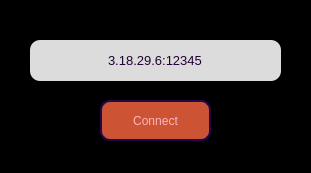
Old version of the form login.ui in the repository hoangks5/socket-client.
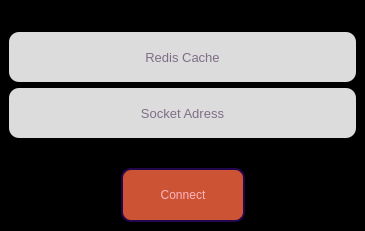
New version of the form. Icons and pictures are not drawn.

Diff of the .ui file:
```diff
--- a/login.ui
+++ b/login.ui
@@ -6,8 +6,8 @@
    <rect>
     <x>0</x>
     <y>0</y>
-    <width>311</width>
-    <height>173</height>
+    <width>365</width>
+    <height>231</height>
    </rect>
   </property>
   <property name="windowTitle">
@@ -20,6 +20,7 @@
   <property name="styleSheet">
    <string notr="true">QWidget{
 background-color: rgb(0, 0, 0);
+color: rgb(204, 83, 51)
 }
 QMessageBox{
 background-color: rgb(255, 255, 255,0);
@@ -30,7 +31,7 @@
 border: 2px solid #23074d;
 background-color: #cc5333;
 color:#FFB6C1;
-height: 40px;
+height: 50px;
 width: 120px;
 }
 
@@ -46,50 +47,119 @@
 background-color: rgb(220, 220, 220);
 border-radius: 10px;
 	color: rgb(34, 0, 52);
+height: 50px;
 }
 </string>
   </property>
   <widget class="QWidget" name="centralwidget">
-   <widget class="QPushButton" name="pushButton">
-    <property name="geometry">
-     <rect>
-      <x>100</x>
-      <y>100</y>
-      <width>111</width>
-      <height>41</height>
-     </rect>
-    </property>
-    <property name="cursor">
-     <cursorShape>PointingHandCursor</cursorShape>
-    </property>
-    <property name="text">
-     <string>Connect</string>
-    </property>
-   </widget>
-   <widget class="QLineEdit" name="lineEdit">
-    <property name="geometry">
-     <rect>
-      <x>30</x>
-      <y>40</y>
-      <width>251</width>
-      <height>41</height>
-     </rect>
-    </property>
-    <property name="font">
-     <font>
-      <pointsize>10</pointsize>
-     </font>
-    </property>
-    <property name="text">
-     <string>3.18.29.6:12345</string>
-    </property>
-    <property name="alignment">
-     <set>Qt::AlignCenter</set>
-    </property>
-    <property name="placeholderText">
-     <string>Địa chỉ socket</string>
-    </property>
-   </widget>
+   <layout class="QGridLayout" name="gridLayout_3">
+    <item row="0" column="0">
+     <layout class="QGridLayout" name="gridLayout_2">
+      <item row="0" column="0">
+       <spacer name="verticalSpacer_2">
+        <property name="orientation">
+         <enum>Qt::Vertical</enum>
+        </property>
+        <property name="sizeHint" stdset="0">
+         <size>
+          <width>20</width>
+          <height>40</height>
+         </size>
+        </property>
+       </spacer>
+      </item>
+      <item row="1" column="0">
+       <widget class="QLineEdit" name="lineEdit_2">
+        <property name="font">
+         <font>
+          <pointsize>10</pointsize>
+         </font>
+        </property>
+        <property name="text">
+         <string/>
+        </property>
+        <property name="alignment">
+         <set>Qt::AlignCenter</set>
+        </property>
+        <property name="placeholderText">
+         <string>Redis Cache</string>
+        </property>
+       </widget>
+      </item>
+      <item row="2" column="0">
+       <widget class="QLineEdit" name="lineEdit">
+        <property name="font">
+         <font>
+          <pointsize>10</pointsize>
+         </font>
+        </property>
+        <property name="text">
+         <string/>
+        </property>
+        <property name="alignment">
+         <set>Qt::AlignCenter</set>
+        </property>
+        <property name="placeholderText">
+         <string>Socket Adress</string>
+        </property>
+       </widget>
+      </item>
+      <item row="3" column="0">
+       <spacer name="verticalSpacer">
+        <property name="orientation">
+         <enum>Qt::Vertical</enum>
+        </property>
+        <property name="sizeHint" stdset="0">
+         <size>
+          <width>20</width>
+          <height>40</height>
+         </size>
+        </property>
+       </spacer>
+      </item>
+     </layout>
+    </item>
+    <item row="1" column="0">
+     <layout class="QGridLayout" name="gridLayout">
+      <item row="0" column="0">
+       <spacer name="horizontalSpacer">
+        <property name="orientation">
+         <enum>Qt::Horizontal</enum>
+        </property>
+        <property name="sizeHint" stdset="0">
+         <size>
+          <width>40</width>
+          <height>20</height>
+         </size>
+        </property>
+       </spacer>
+      </item>
+      <item row="0" column="1">
+       <widget class="QPushButton" name="pushButton">
+        <property name="cursor">
+         <cursorShape>PointingHandCursor</cursorShape>
+        </property>
+        <property name="text">
+         <string>Connect</string>
+        </property>
+       </widget>
+      </item>
+      <item row="0" column="2">
+       <spacer name="horizontalSpacer_2">
+        <property name="orientation">
+         <enum>Qt::Horizontal</enum>
+        </property>
+        <property name="sizeHint" stdset="0">
+         <size>
+          <width>40</width>
+          <height>20</height>
+         </size>
+        </property>
+       </spacer>
+      </item>
+     </layout>
+    </item>
+   </layout>
   </widget>
  </widget>
  <resources/>
```
Left out of the diff: 3 changed lines with no effect on the pictures.
